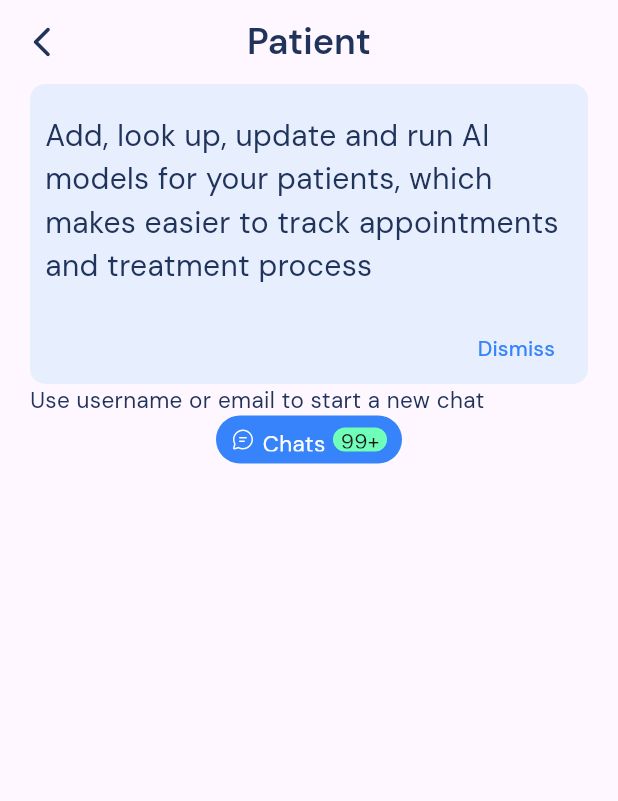
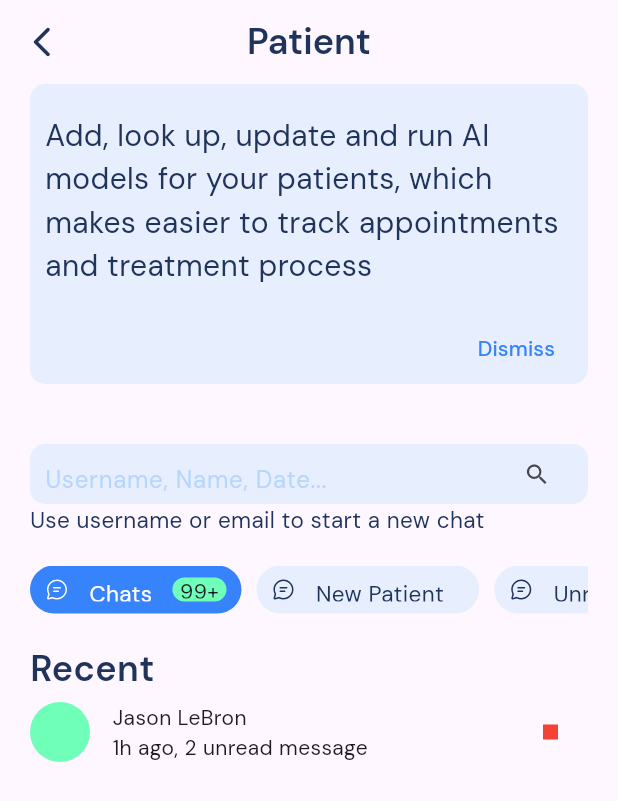
Before and after one commit to MridulVij/longevity-intime-biotech-task-test, a Flutter app: the screen it shows after launch, on a phone screen of 412 x 824 dp. Shown: the top 801 px of the screen. Run offline on Flutter 3.47's test engine with Material 3 defaults, Android fonts, the phone set to English and light mode, and no system bars; our stand-ins replace firebase_core, flutter_svg, google_fonts; accounts and stored records are empty.

Commit message:
changed added in code

```diff
--- a/lib/views/components/custom_filter_chip.dart
+++ b/lib/views/components/custom_filter_chip.dart
@@ -7,7 +7,7 @@ class CustomFilterChip extends StatefulWidget {
   final String? chipName;
   final String? chipIcon;
   final bool? isSelected;
-  final Function? onTap;
+  final VoidCallback onTap;
 
   CustomFilterChip({
     Key? key,
@@ -32,7 +32,7 @@ class _CustomFilterChipState extends State<CustomFilterChip> {
         ? CustomColors.whiteColor
         : CustomColors.primaryTextColor;
     return GestureDetector(
-      onTap: widget.onTap!(),
+      onTap: widget.onTap,
       child: Container(
         padding: EdgeInsets.symmetric(horizontal: 5, vertical: 8),
         height: 32,
--- a/lib/views/components/custom_personal_chat_info_box.dart
+++ b/lib/views/components/custom_personal_chat_info_box.dart
@@ -22,22 +22,24 @@ class CustomPersonalChatInfoBox extends StatefulWidget {
 class _CustomPersonalChatInfoBoxState extends State<CustomPersonalChatInfoBox> {
   @override
   Widget build(BuildContext context) {
-    return Container(
-      margin: EdgeInsets.symmetric(vertical: 10),
+    return Ink(
+      // margin: EdgeInsets.symmetric(vertical: 10),
       height: 50,
+      child: InkWell(
+        onTap: () {},
         child: Row(
           mainAxisAlignment: MainAxisAlignment.spaceBetween,
           crossAxisAlignment: CrossAxisAlignment.start,
           children: [
             Row(
               children: [
-              Padding(
-                padding: EdgeInsets.symmetric(horizontal: 20),
-                child: CircleAvatar(
+                CircleAvatar(
                   //backgroundImage: ,
                   backgroundColor: CustomColors.chipNotifyColor,
-                  radius: 25,
+                  radius: 20,
                 ),
+                SizedBox(
+                  width: 15,
                 ),
                 Column(
                   crossAxisAlignment: CrossAxisAlignment.start,
@@ -60,6 +62,7 @@ class _CustomPersonalChatInfoBoxState extends State<CustomPersonalChatInfoBox> {
             // if no message show normal if 1 message show green if > 1 show no of mgs in it
           ],
         ),
+      ),
     );
   }
 }
--- a/lib/views/components/custom_searchbox.dart
+++ b/lib/views/components/custom_searchbox.dart
@@ -16,7 +16,7 @@ class _CustomSearchBoxState extends State<CustomSearchBox> {
   @override
   Widget build(BuildContext context) {
     return Container(
-      width: 150,
+      height: 40,
       decoration: BoxDecoration(
         borderRadius: BorderRadius.circular(10),
         color: CustomColors.primaryBackgroundColor,
--- a/lib/views/screens/Task A/patients.dart
+++ b/lib/views/screens/Task A/patients.dart
@@ -4,7 +4,17 @@ import '../../../controllers/constants/colors.dart';
 import '../../../controllers/constants/icons.dart';
 import '../../components/custom_appbar.dart';
 import '../../components/custom_filter_chip.dart';
+import '../../components/custom_personal_chat_info_box.dart';
+import '../../components/custom_searchbox.dart';
 import '../../widgets/custom_message_container.dart';
+
+enum Selector {
+  archive,
+  unread,
+  quick,
+  newPatient,
+  chats,
+}
 
 class Patients extends StatefulWidget {
   const Patients({super.key});
@@ -15,9 +25,24 @@ class Patients extends StatefulWidget {
 
 class _PatientsState extends State<Patients> {
   @override
+  void initState() {
+    // TODO: implement initState
+    super.initState();
+  }
+
+  TextEditingController controller = TextEditingController();
+  var buttonSelector = Selector.chats;
+
+  void fetchChipData(Selector value) {
+    setState(() {
+      buttonSelector = value;
+    });
+  }
+
+  @override
   Widget build(BuildContext context) {
     return Scaffold(
-      appBar: PreferredSize(
+      appBar: const PreferredSize(
         preferredSize: Size.fromHeight(kToolbarHeight), // Set preferred height
         child: CustomAppbar(
           appBarTitle: 'Patient',
@@ -25,15 +50,22 @@ class _PatientsState extends State<Patients> {
       ),
       body: SingleChildScrollView(
         child: Container(
-          padding: EdgeInsets.symmetric(horizontal: 20),
+          padding: const EdgeInsets.symmetric(horizontal: 20),
           child: Column(
+            // mainAxisAlignment: MainAxisAlignment.start,
+            crossAxisAlignment: CrossAxisAlignment.start,
             children: [
-              CustomMessageContainer(
+              //Box
+              const CustomMessageContainer(
                 message:
                     'Add, look up, update and run AI models for your patients, which makes easier to track appointments and treatment process',
               ),
-              // CustomSearchBox(controller: controller),
-              Row(
+              const SizedBox(
+                height: 40,
+              ),
+              // Custom Search Bar
+              CustomSearchBox(controller: controller),
+              const Row(
                 mainAxisAlignment: MainAxisAlignment.start,
                 children: [
                   Text(
@@ -43,20 +75,83 @@ class _PatientsState extends State<Patients> {
                   ),
                 ],
               ),
+              const SizedBox(
+                height: 20,
+              ),
+              //Chip Selector
               SingleChildScrollView(
+                scrollDirection: Axis.horizontal,
                 child: Row(
                   children: [
                     CustomFilterChip(
                       chipIcon: CustomIcons.chat,
-                      chipName: 'Chats',
+                      chipName: '  Chats  ',
                       countOfNotifications: '99+',
-                      isSelected: true,
-                      onTap: () {},
+                      isSelected: buttonSelector == Selector.chats,
+                      onTap: () {
+                        fetchChipData(Selector.chats);
+                      },
+                    ),
+                    const SizedBox(
+                      width: 10,
+                    ),
+                    CustomFilterChip(
+                      chipIcon: CustomIcons.chat,
+                      chipName: '  New Patient  ',
+                      countOfNotifications: '',
+                      isSelected: buttonSelector == Selector.newPatient,
+                      onTap: () {
+                        fetchChipData(Selector.newPatient);
+                      },
+                    ),
+                    const SizedBox(
+                      width: 10,
+                    ),
+                    CustomFilterChip(
+                      chipIcon: CustomIcons.chat,
+                      chipName: '  Unread  ',
+                      countOfNotifications: '',
+                      isSelected: buttonSelector == Selector.unread,
+                      onTap: () {
+                        fetchChipData(Selector.unread);
+                      },
+                    ),
+                    const SizedBox(
+                      width: 10,
+                    ),
+                    CustomFilterChip(
+                      chipIcon: CustomIcons.chat,
+                      chipName: '  Archive  ',
+                      countOfNotifications: '',
+                      isSelected: buttonSelector == Selector.archive,
+                      onTap: () {
+                        fetchChipData(Selector.archive);
+                      },
                     )
                   ],
                 ),
-                scrollDirection: Axis.horizontal,
-              )
+              ),
+              const SizedBox(
+                height: 20,
+              ),
+              const Row(
+                mainAxisAlignment: MainAxisAlignment.start,
+                children: [
+                  Text(
+                    'Recent',
+                    style: TextStyle(
+                      color: CustomColors.primaryTextColor,
+                      fontSize: 24,
+                      fontWeight: FontWeight.w600,
+                    ),
+                  ),
+                ],
+              ),
+              CustomPersonalChatInfoBox(
+                noOfMessages: 1,
+                personMessage: '1h ago, 2 unread message',
+                personName: 'Jason LeBron',
+              ),
             ],
           ),
         ),
```
Also changed, not shown: lib/views/components/custom_textbox_message_sender.dart (added, +30 -0 lines), lib/views/screens/Task A/chat.dart (+9 -1 lines), lib/views/screens/Task A/dashboard.dart (added, +15 -0 lines), lib/views/widgets/custom_container_send_recevie_box.dart (added, +43 -0 lines). Lines whose indentation alone changed are shown as unchanged.
